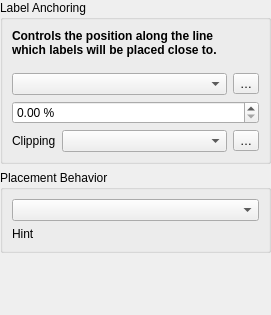
Old version of the form src/ui/labeling/qgslabellineanchorwidgetbase.ui in the repository nextgis/nextgisqgis.
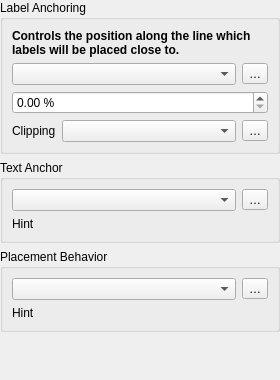
New version of the form. Custom widgets are drawn as their Qt base class.

Diff of the .ui file:
```diff
--- a/src/ui/labeling/qgslabellineanchorwidgetbase.ui
+++ b/src/ui/labeling/qgslabellineanchorwidgetbase.ui
@@ -6,8 +6,8 @@
    <rect>
     <x>0</x>
     <y>0</y>
-    <width>271</width>
-    <height>315</height>
+    <width>280</width>
+    <height>380</height>
    </rect>
   </property>
   <property name="windowTitle">
@@ -26,24 +26,36 @@
    <property name="bottomMargin">
     <number>0</number>
    </property>
-   <item row="0" column="0" colspan="2">
+   <item row="0" column="0">
     <widget class="QGroupBox" name="groupBox">
      <property name="title">
       <string>Label Anchoring</string>
      </property>
-     <layout class="QGridLayout" name="gridLayout_4" columnstretch="0,1,0">
-      <item row="2" column="1">
+     <layout class="QGridLayout" name="gridLayout_4">
+      <item row="3" column="1">
        <widget class="QComboBox" name="mClippingComboBox"/>
       </item>
-      <item row="2" column="0">
-       <widget class="QLabel" name="label_2">
+      <item row="3" column="0">
+       <widget class="QLabel" name="clippinglabel">
+        <property name="sizePolicy">
+         <sizepolicy hsizetype="Fixed" vsizetype="Fixed">
+          <horstretch>0</horstretch>
+          <verstretch>0</verstretch>
+         </sizepolicy>
+        </property>
         <property name="text">
          <string>Clipping</string>
         </property>
        </widget>
       </item>
-      <item row="0" column="0" colspan="2">
+      <item row="0" column="0" colspan="3">
        <widget class="QLabel" name="label">
+        <property name="sizePolicy">
+         <sizepolicy hsizetype="Preferred" vsizetype="Fixed">
+          <horstretch>0</horstretch>
+          <verstretch>0</verstretch>
+         </sizepolicy>
+        </property>
         <property name="text">
          <string>&lt;b&gt;Controls the position along the line which labels will be placed close to.&lt;/b&gt;</string>
         </property>
@@ -52,27 +64,40 @@
         </property>
        </widget>
       </item>
-      <item row="2" column="2">
+      <item row="3" column="2">
        <widget class="QgsPropertyOverrideButton" name="mLineClippingDDBtn">
+        <property name="sizePolicy">
+         <sizepolicy hsizetype="Fixed" vsizetype="Fixed">
+          <horstretch>0</horstretch>
+          <verstretch>0</verstretch>
+         </sizepolicy>
+        </property>
         <property name="text">
          <string>…</string>
         </property>
        </widget>
       </item>
-      <item row="1" column="0" colspan="3">
-       <layout class="QGridLayout" name="gridLayout_2">
-        <property name="topMargin">
-         <number>10</number>
-        </property>
-        <item row="0" column="2">
+      <item row="1" column="2">
          <widget class="QgsPropertyOverrideButton" name="mLinePlacementDDBtn">
+        <property name="sizePolicy">
+         <sizepolicy hsizetype="Fixed" vsizetype="Fixed">
+          <horstretch>0</horstretch>
+          <verstretch>0</verstretch>
+         </sizepolicy>
+        </property>
           <property name="text">
            <string>…</string>
           </property>
          </widget>
         </item>
-        <item row="1" column="0" colspan="3">
+      <item row="2" column="0" colspan="3">
          <widget class="QgsDoubleSpinBox" name="mCustomPlacementSpinBox">
+        <property name="sizePolicy">
+         <sizepolicy hsizetype="Preferred" vsizetype="Fixed">
+          <horstretch>0</horstretch>
+          <verstretch>0</verstretch>
+         </sizepolicy>
+        </property>
           <property name="suffix">
            <string> %</string>
           </property>
@@ -81,15 +106,42 @@
           </property>
          </widget>
         </item>
-        <item row="0" column="0" colspan="2">
+      <item row="1" column="0" colspan="2">
          <widget class="QComboBox" name="mPercentPlacementComboBox"/>
         </item>
        </layout>
-      </item>
-     </layout>
+    </widget>
+   </item>
+   <item row="1" column="0">
+    <widget class="QGroupBox" name="groupBox_3">
+     <property name="title">
+      <string>Text Anchor</string>
+     </property>
+     <layout class="QGridLayout" name="gridLayout_5">
+      <item row="0" column="0">
+       <widget class="QComboBox" name="mAnchorTextPointComboBox"/>
+      </item>
+      <item row="0" column="1">
+       <widget class="QgsPropertyOverrideButton" name="mAnchorTextPointDDBtn">
+        <property name="text">
+         <string>…</string>
+        </property>
     </widget>
    </item>
    <item row="1" column="0" colspan="2">
+       <widget class="QLabel" name="mAnchorTextPointHintLabel">
+        <property name="text">
+         <string>Hint</string>
+        </property>
+        <property name="wordWrap">
+         <bool>true</bool>
+        </property>
+       </widget>
+      </item>
+     </layout>
+    </widget>
+   </item>
+   <item row="2" column="0">
     <widget class="QGroupBox" name="groupBox_2">
      <property name="title">
       <string>Placement Behavior</string>
@@ -98,7 +150,14 @@
       <item row="0" column="0">
        <widget class="QComboBox" name="mAnchorTypeComboBox"/>
       </item>
-      <item row="1" column="0">
+      <item row="0" column="1">
+       <widget class="QgsPropertyOverrideButton" name="mAnchorTypeDDBtn">
+        <property name="text">
+         <string>…</string>
+        </property>
+       </widget>
+      </item>
+      <item row="1" column="0" colspan="2">
        <widget class="QLabel" name="mAnchorTypeHintLabel">
         <property name="text">
          <string>Hint</string>
@@ -111,7 +170,7 @@
      </layout>
     </widget>
    </item>
-   <item row="2" column="1">
+   <item row="3" column="0">
     <spacer name="verticalSpacer">
      <property name="orientation">
       <enum>Qt::Vertical</enum>
```
Left out of the diff: 7 changed lines with no effect on the pictures. Lines whose indentation alone changed are shown as unchanged.
